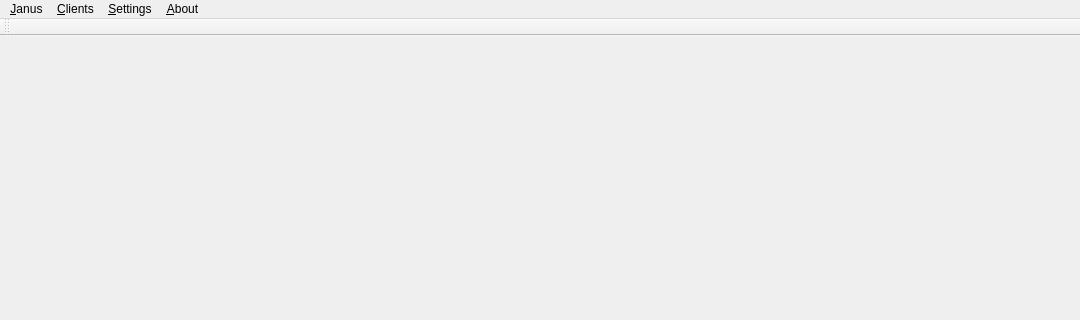
First picture: the form in UI/ui.ui, repository ouxianghui/janus-client, before the edit; both pictures show x 0 to 1080 and y 0 to 320 of the 1080 by 720 pixel window.
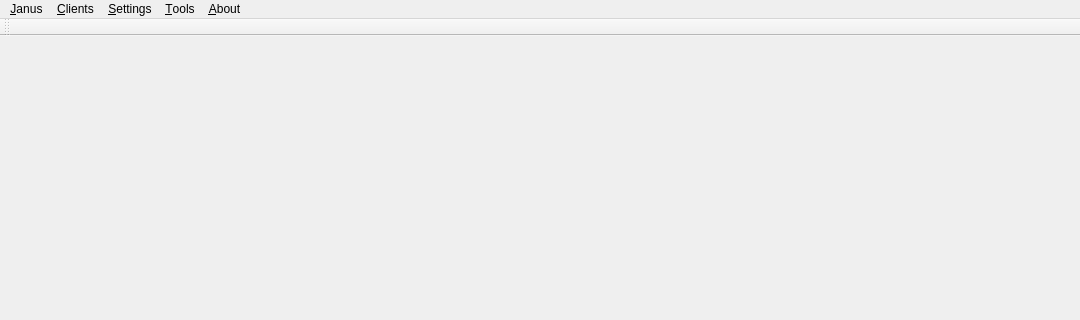
Second picture: the form after the edit. Icons and pictures are not drawn.

Patch:
```diff
--- a/UI/ui.ui
+++ b/UI/ui.ui
@@ -62,9 +62,17 @@
     </property>
     <addaction name="actionAboutUs"/>
    </widget>
+   <widget class="QMenu" name="menu_Tools">
+    <property name="title">
+     <string>&amp;Tools</string>
+    </property>
+    <addaction name="actionStatistics"/>
+    <addaction name="actionConsole"/>
+   </widget>
    <addaction name="menuConnect"/>
    <addaction name="menuClients"/>
    <addaction name="menuSettings"/>
+   <addaction name="menu_Tools"/>
    <addaction name="menuAbout"/>
   </widget>
   <widget class="QToolBar" name="mainToolBar">
```
Left out of the diff: 34 changed lines with no effect on the pictures.
